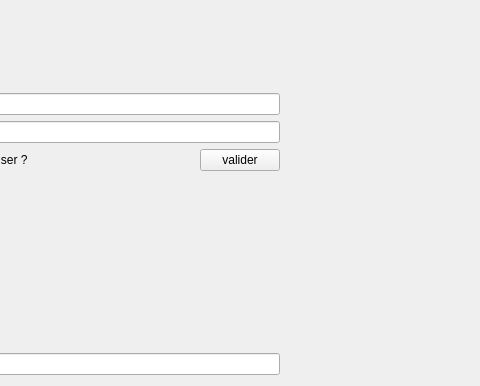
First picture: the form in Babel/Client_Test/Babel/Source/Window/connectWindow.ui, repository Daypi/DaltoBabel, before the edit; both pictures show x 147 to 627 and y 94 to 480 of the 854 by 480 pixel window.
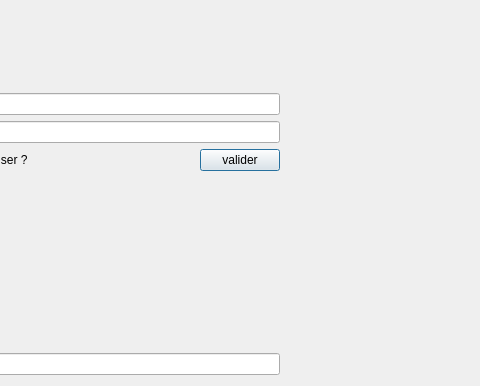
Second picture: the form after the edit.

What changed in the file:
```diff
--- a/Babel/Client_Test/Babel/Source/Window/connectWindow.ui
+++ b/Babel/Client_Test/Babel/Source/Window/connectWindow.ui
@@ -1,7 +1,7 @@
 <?xml version="1.0" encoding="UTF-8"?>
 <ui version="4.0">
  <class>ConnectWindow</class>
- <widget class="QMainWindow" name="ConnectWindow">
+ <widget class="QDialog" name="ConnectWindow">
   <property name="geometry">
    <rect>
     <x>0</x>
@@ -25,9 +25,8 @@
   <property name="windowTitle">
    <string>DaltoConnexion</string>
   </property>
-  <widget class="QWidget" name="centralWidget">
    <layout class="QGridLayout" name="gridLayout">
-    <item row="1" column="0">
+   <item row="0" column="0">
      <layout class="QGridLayout" name="gridLayout_2">
       <item row="1" column="0">
        <widget class="QLabel" name="login">
@@ -157,7 +156,7 @@
       </item>
      </layout>
     </item>
-    <item row="1" column="3">
+   <item row="0" column="1">
      <spacer name="horizontalSpacer_2">
       <property name="orientation">
        <enum>Qt::Horizontal</enum>
@@ -172,15 +171,6 @@
     </item>
    </layout>
   </widget>
- </widget>
- <layoutdefault spacing="6" margin="11"/>
- <tabstops>
-  <tabstop>editLogin</tabstop>
-  <tabstop>editMdp</tabstop>
-  <tabstop>editIP</tabstop>
-  <tabstop>newUser</tabstop>
-  <tabstop>valider</tabstop>
- </tabstops>
  <resources/>
  <connections/>
 </ui>
```
Left out of the diff: 2 changed lines with no effect on the pictures. Lines whose indentation alone changed are shown as unchanged.
